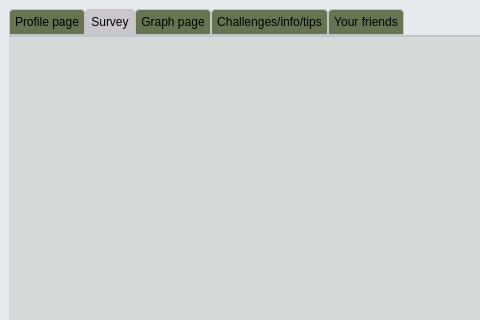
Before: the Qt Designer form CO2_Tracker/mainwindow.ui in cgneo/CarbonTracker, drawn with Qt 5; both pictures show x 0 to 480 and y 0 to 320 of the 950 by 686 pixel window.
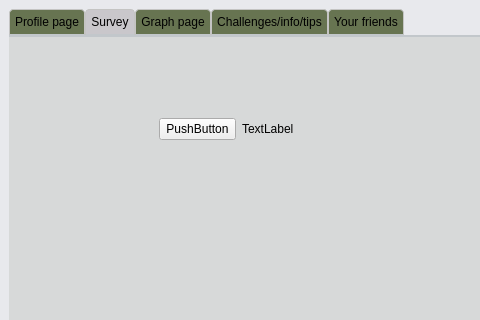
After: the same form once the commit is applied. Icons and pictures are not drawn.

Commit message: Continuing to merge transport API to UI

Patch:
```diff
--- a/CO2_Tracker/mainwindow.ui
+++ b/CO2_Tracker/mainwindow.ui
@@ -1364,6 +1364,32 @@
        <attribute name="title">
         <string>Survey</string>
        </attribute>
+       <widget class="QWidget" name="">
+        <property name="geometry">
+         <rect>
+          <x>150</x>
+          <y>80</y>
+          <width>135</width>
+          <height>24</height>
+         </rect>
+        </property>
+        <layout class="QHBoxLayout" name="horizontalLayout">
+         <item>
+          <widget class="QPushButton" name="buttonTransport">
+           <property name="text">
+            <string>PushButton</string>
+           </property>
+          </widget>
+         </item>
+         <item>
+          <widget class="QLabel" name="outputTransport">
+           <property name="text">
+            <string>TextLabel</string>
+           </property>
+          </widget>
+         </item>
+        </layout>
+       </widget>
       </widget>
       <widget class="QWidget" name="tab_2">
        <attribute name="title">
```
Left out of the diff: 8 changed lines with no effect on the pictures. The commit also changes 5 other files.
